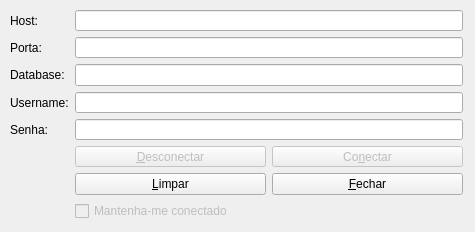
The window that connectionsettings.ui (sikopet/GSMESAP) describes before a commit, drawn with Qt 5.
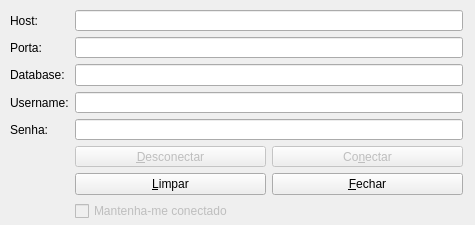
The same window after the commit.

```diff
--- a/connectionsettings.ui
+++ b/connectionsettings.ui
@@ -7,7 +7,7 @@
     <x>0</x>
     <y>0</y>
     <width>475</width>
-    <height>232</height>
+    <height>225</height>
    </rect>
   </property>
   <property name="windowTitle">
```
